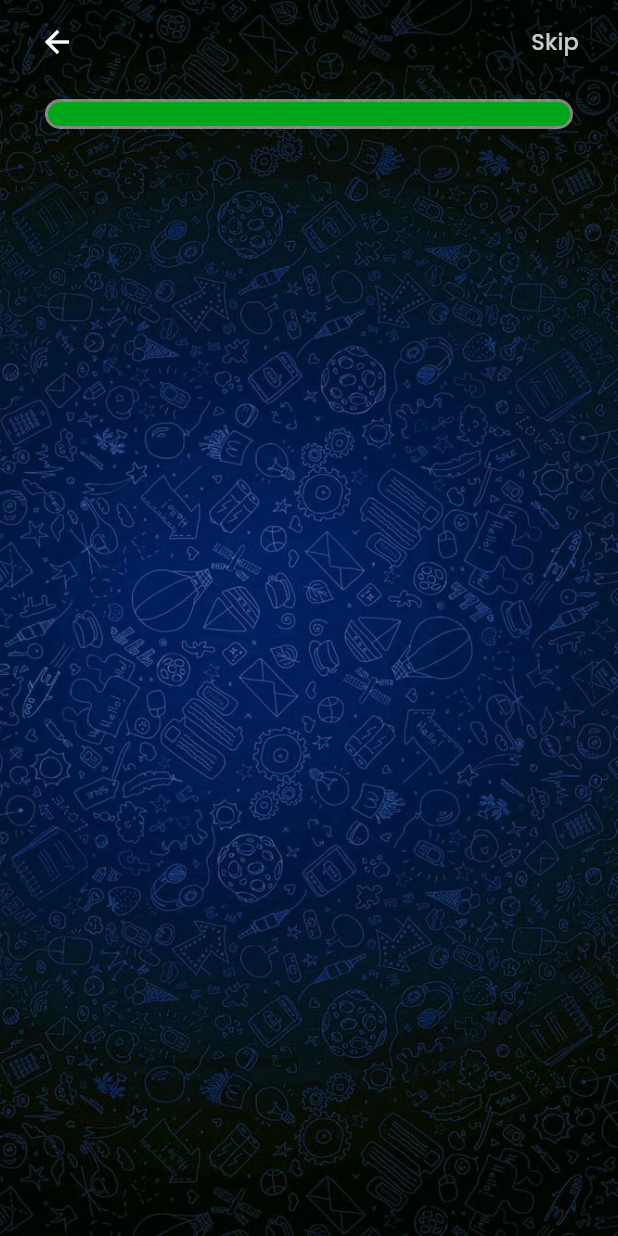
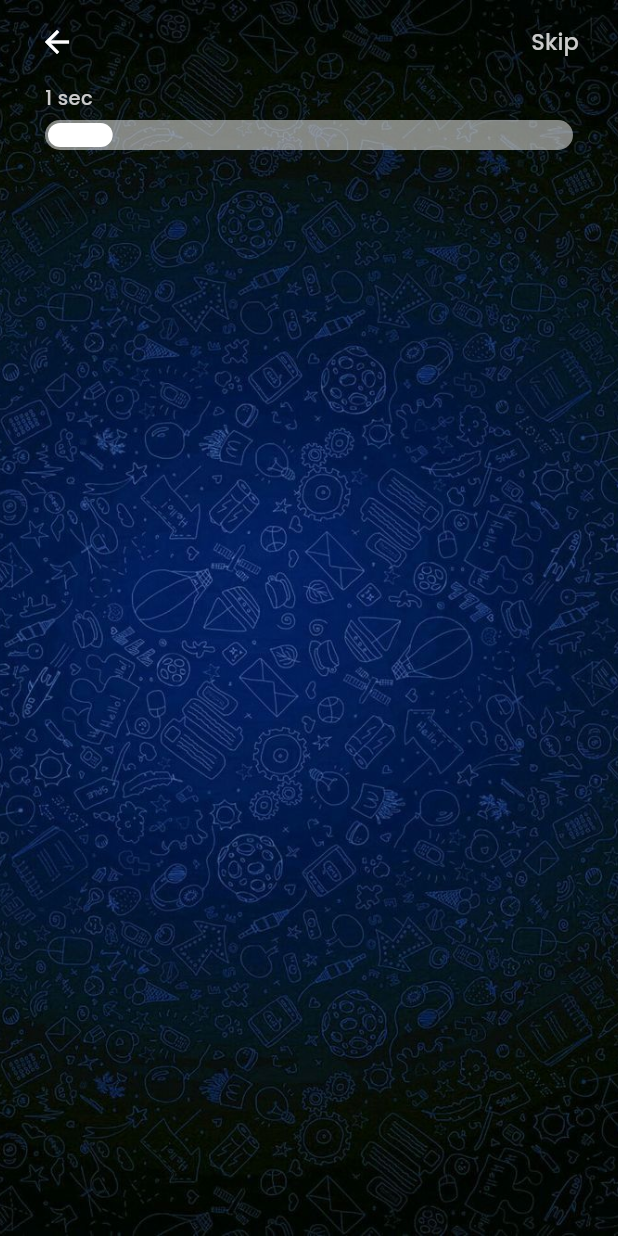
Before and after one commit to Muntasir89/Quizer_App, a Flutter app: the screen it shows after launch, after a tap on "Start Quiz", on a phone screen of 412 x 824 dp. Run offline on Flutter 3.47's test engine with Material 3 defaults, Android fonts, the phone set to English and light mode, and no system bars; our stand-ins replace curved_navigation_bar, flutter_inset_box_shadow, flutter_screenutil, flutter_svg, get, get_storage and 3 more; missing offline and left inert: dart:ffi.

Commit message:
QuizController added, progressbar complete

```diff
--- a/lib/res/routes/routes.dart
+++ b/lib/res/routes/routes.dart
@@ -2,7 +2,7 @@ import 'package:get/get.dart';
 import 'package:quizer/view/home_screen/home_screen.dart';
 import 'package:quizer/view/landing_page/landing_page.dart';
 import 'package:quizer/view/quiz_details_page/quiz_details_page.dart';
-import 'package:quizer/view/quiz_sceen/quiz_sceen.dart';
+import 'package:quizer/view/quiz_sceen/view/quiz_sceen.dart';
 import 'package:quizer/view/signup_screen/signup_screen.dart';
 
 import '../../view/login_screen/login_screen.dart';
--- a/lib/res/values/app_values.dart
+++ b/lib/res/values/app_values.dart
@@ -7,6 +7,7 @@ final h = Get.height;
 const all2 = EdgeInsets.all(2);
 const symmetric_h10 = EdgeInsets.symmetric(horizontal: 10);
 const symmetric_h20 = EdgeInsets.symmetric(horizontal: 20);
+const symmetric_h22_v2 = EdgeInsets.symmetric(horizontal: 22, vertical: 2);
 const only_l20_r20_b20 = EdgeInsets.only(left: 20, right: 20, bottom: 20);
 const only_l30_r30_t20 = EdgeInsets.only(left: 30, right: 30, top: 20);
 // const only_l30_r30_t20 = EdgeInsets.only(left: 30, right: 30, top: 20);
@@ -17,6 +18,7 @@ const double r10 = 10;
 const double r20 = 30;
 
 // gap
+const gap_v5 = SizedBox(height: 5);
 const gap_v10 = SizedBox(height: 10);
 const gap_v20 = SizedBox(height: 20);
 const gap_v30 = SizedBox(height: 30);
--- a/lib/view/quiz_sceen/quiz_sceen.dart
+++ /dev/null
@@ -1,75 +0,0 @@
-import 'package:flutter/material.dart';
-import 'package:get/get.dart';
-import 'package:quizer/res/colors/AppColor.dart';
-import 'package:quizer/res/values/text_style.dart';
-
-import '../../res/assets/AppAssets.dart';
-import '../../res/values/app_values.dart';
-
-class QuizPage extends StatelessWidget {
-  const QuizPage({super.key});
-
-  @override
-  Widget build(BuildContext context) {
-    return Scaffold(
-        body: Container(
-      padding: symmetric_h10,
-      decoration: const BoxDecoration(
-        image: DecorationImage(
-          image: AssetImage(AppAssets.bg),
-          fit: BoxFit.cover,
-        ),
-      ),
-      child: Column(
-        crossAxisAlignment: CrossAxisAlignment.center,
-        children: [
-          AppBar(
-            backgroundColor: Colors.transparent,
-            foregroundColor: AppColor.whiteColor,
-            actions: [
-              TextButton(
-                onPressed: () {},
-                child: Text(
-                  "Skip",
-                  style: style_grey_w500_15,
-                ),
-              )
-            ],
-          ),
-          gap_v10,
-          Container(
-            margin: symmetric_h20,
-            height: 20,
-            // padding: all4,
-            decoration: BoxDecoration(
-              color: AppColor.whiteColor.withOpacity(0.5),
-              borderRadius: BorderRadius.circular(r10),
-            ),
-            child: AnimatedContainer(
-              margin: all2,
-              decoration: BoxDecoration(
-                color: AppColor.primaryButtonColor,
-                borderRadius: BorderRadius.circular(10),
-              ),
-              duration: Duration(seconds: 5),
-            ),
-          ),
-          // gap_v10,
-          // Padding(
-          //   padding: symmetric_h10,
-          //   child: DecoratedBox(
-          //     decoration: BoxDecoration(
-          //       color: AppColor.whiteColor.withOpacity(0.5),
-          //     ),
-          //     child: Container(
-          //       margin: all4,
-          //       height: 10,
-          //       decoration: BoxDecoration(color: AppColor.primaryButtonColor),
-          //     ),
-          //   ),
-          // ),
-        ],
-      ),
-    ));
-  }
-}
--- /dev/null
+++ b/lib/view/quiz_sceen/view/quiz_sceen.dart
@@ -0,0 +1,104 @@
+import 'dart:ffi';
+
+import 'package:flutter/material.dart';
+import 'package:get/get.dart';
+import 'package:quizer/res/colors/AppColor.dart';
+import 'package:quizer/res/values/text_style.dart';
+import 'package:quizer/view_model/quiz/quiz_controller.dart';
+
+import '../../../res/assets/AppAssets.dart';
+import '../../../res/values/app_values.dart';
+
+class QuizPage extends StatelessWidget {
+  QuizPage({super.key});
+
+  QuizController controller = Get.find<QuizController>();
+
+  @override
+  Widget build(BuildContext context) {
+    return Scaffold(
+        body: Container(
+      padding: symmetric_h10,
+      decoration: const BoxDecoration(
+        image: DecorationImage(
+          image: AssetImage(AppAssets.bg),
+          fit: BoxFit.cover,
+        ),
+      ),
+      child: Column(
+        crossAxisAlignment: CrossAxisAlignment.center,
+        children: [
+          AppBar(
+            backgroundColor: Colors.transparent,
+            foregroundColor: AppColor.whiteColor,
+            actions: [
+              TextButton(
+                onPressed: () {},
+                child: Text(
+                  "Skip",
+                  style: style_grey_w500_15,
+                ),
+              )
+            ],
+          ),
+          Padding(
+            padding: symmetric_h20,
+            child: Align(
+              alignment: Alignment.centerLeft,
+              child: GetBuilder<QuizController>(
+                builder: (controller) => Text(
+                  "${(controller.animation.value * controller.duration.value).round()} sec",
+                  style: style_grey_w500_13,
+                ),
+              ),
+            ),
+          ),
+          gap_v5,
+          Stack(
+            children: [
+              Container(
+                margin: symmetric_h20,
+                height: 20,
+                // padding: all4,
+                decoration: BoxDecoration(
+                  color: AppColor.whiteColor.withOpacity(0.5),
+                  borderRadius: BorderRadius.circular(r10),
+                ),
+              ),
+              LayoutBuilder(
+                builder: (context, constraints) => GetBuilder<QuizController>(
+                  builder: (controller) {
+                    return Container(
+                      height: 16,
+                      width: constraints.maxWidth * controller.animation.value,
+                      margin: symmetric_h22_v2,
+                      decoration: BoxDecoration(
+                        color: AppColor.whiteColor,
+                        borderRadius: BorderRadius.circular(r10),
+                      ),
+                    );
+                  },
+                ),
+              ),
+            ],
+          ),
+
+          // gap_v10,
+          // Padding(
+          //   padding: symmetric_h10,
+          //   child: DecoratedBox(
+          //     decoration: BoxDecoration(
+          //       color: AppColor.whiteColor.withOpacity(0.5),
+          //     ),
+          //     child: Container(
+          //       margin: all4,
+          //       height: 10,
+          //       decoration: BoxDecoration(color: AppColor.primaryButtonColor),
+          //     ),
+          //   ),
+          // ),
+        ],
+      ),
+    ));
+  }
+}
--- a/lib/view_model/all_bindings.dart
+++ b/lib/view_model/all_bindings.dart
@@ -1,11 +1,13 @@
 import 'package:get/get.dart';
 import 'package:quizer/view_model/home/bottomNavController/bottomNavController.dart';
 import 'package:quizer/view_model/home/subject_dropdown/subjectDropDownController.dart';
+import 'package:quizer/view_model/quiz/quiz_controller.dart';
 
 class AllBindings extends Bindings {
   @override
   void dependencies() {
     Get.lazyPut<SubjectDropDownController>(() => SubjectDropDownController());
+    Get.lazyPut<QuizController>(() => QuizController());
     Get.lazyPut<BottomNavController>(() => BottomNavController());
   }
 }
--- /dev/null
+++ b/lib/view_model/quiz/quiz_controller.dart
@@ -0,0 +1,51 @@
+import 'package:flutter/material.dart';
+import 'package:get/get.dart';
+
+class QuizController extends GetxController
+    with GetSingleTickerProviderStateMixin {
+  late AnimationController _animationController;
+  late Animation animation;
+
+  late PageController _pageController;
+  PageController get pageController => this._pageController;
+
+  // List<Question> _questions =
+  final duration = RxInt(10);
+
+  @override
+  void onInit() {
+    // Our animation duration is dynamic
+    _animationController = AnimationController(
+        duration: Duration(seconds: duration.value), vsync: this);
+    animation = Tween<double>(begin: 0, end: 1).animate(_animationController)
+      ..addListener(() {
+        update();
+      });
+    // start our animation
+    // Once 60s is completed go to the next page
+    // _animationController.repeat();
+    _animationController.forward().whenComplete(() {
+      nextQuestion();
+    });
+    _pageController = PageController();
+
+    super.onInit();
+  }
+
+  // // called just before the Controller is deleted from memory
+  @override
+  void onClose() {
+    _animationController.dispose();
+    _pageController.dispose();
+    super.onClose();
+  }
+
+  void nextQuestion() {
+    // Reset the counter
+    print("next Question starts");
+    _animationController.reset();
+    _animationController.forward().whenComplete(() {
+      nextQuestion();
+    });
+  }
+}
```
